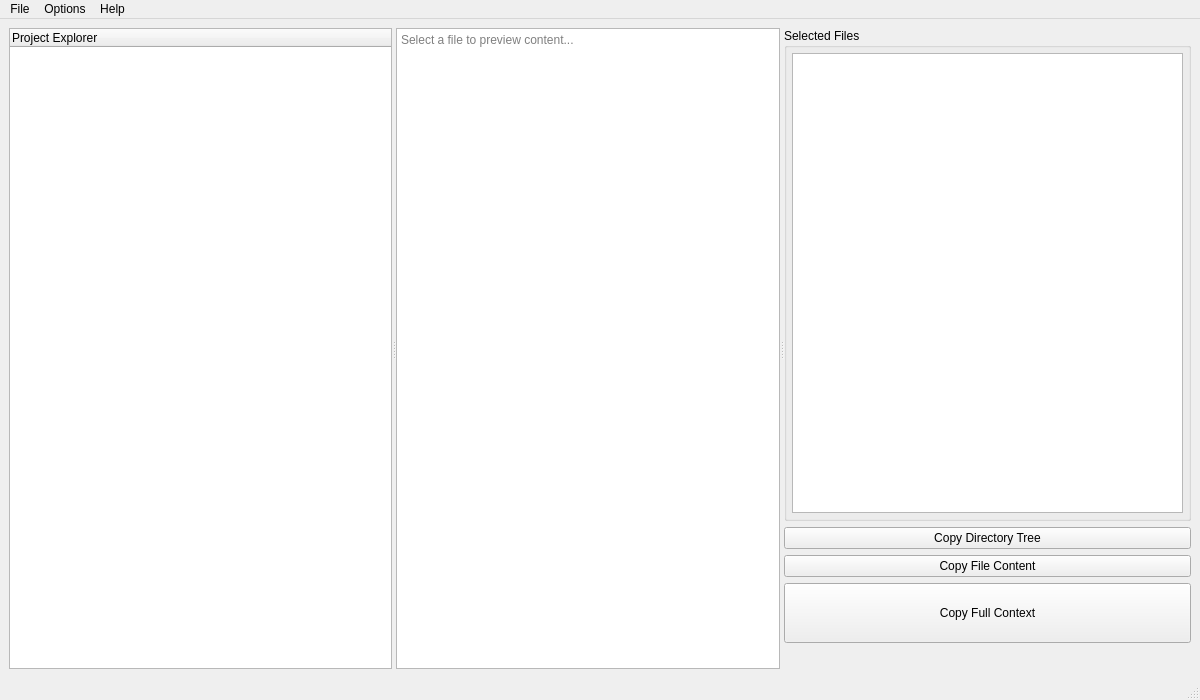
This is mainwindow.ui in ahmadardani/nafuda as Qt 5 draws it before an edit. The edited form follows.
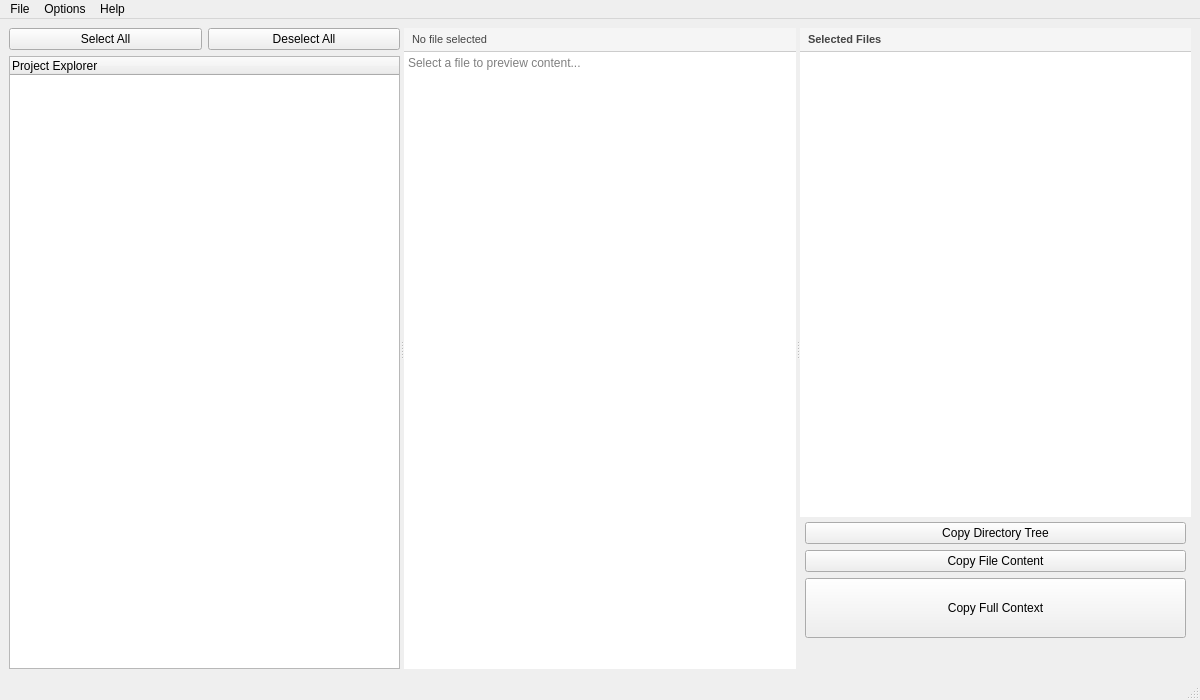
This is the edited form. The open tabs and pages were chosen to show the change.

Commit message: Refactor MainWindow UI and enhance file selection functionality

The edit to the form file:
```diff
--- a/mainwindow.ui
+++ b/mainwindow.ui
@@ -112,17 +112,86 @@
           <property name="orientation">
            <enum>Qt::Horizontal</enum>
           </property>
+
+          <widget class="QWidget" name="leftPanelContainer" native="true">
+           <layout class="QVBoxLayout" name="verticalLayout_Left">
+            <property name="spacing">
+             <number>6</number>
+            </property>
+            <property name="leftMargin">
+             <number>0</number>
+            </property>
+            <property name="topMargin">
+             <number>0</number>
+            </property>
+            <property name="rightMargin">
+             <number>0</number>
+            </property>
+            <property name="bottomMargin">
+             <number>0</number>
+            </property>
+            <item>
+             <layout class="QHBoxLayout" name="horizontalLayout_Selection">
+              <item>
+               <widget class="QPushButton" name="btnSelectAll">
+                <property name="text">
+                 <string>Select All</string>
+                </property>
+               </widget>
+              </item>
+              <item>
+               <widget class="QPushButton" name="btnDeselectAll">
+                <property name="text">
+                 <string>Deselect All</string>
+                </property>
+               </widget>
+              </item>
+             </layout>
+            </item>
+            <item>
           <widget class="QTreeWidget" name="treeWidget">
-           <property name="headerHidden">
-            <bool>false</bool>
-           </property>
            <column>
             <property name="text">
              <string>Project Explorer</string>
             </property>
            </column>
           </widget>
+            </item>
+           </layout>
+          </widget>
+
+          <widget class="QWidget" name="centerPanelContainer" native="true">
+           <layout class="QVBoxLayout" name="verticalLayout_Center">
+            <property name="spacing">
+             <number>0</number>
+            </property>
+            <property name="leftMargin">
+             <number>0</number>
+            </property>
+            <property name="topMargin">
+             <number>0</number>
+            </property>
+            <property name="rightMargin">
+             <number>0</number>
+            </property>
+            <property name="bottomMargin">
+             <number>0</number>
+            </property>
+            <item>
+             <widget class="QLabel" name="lblFileInfo">
+              <property name="styleSheet">
+               <string notr="true">background-color: #f5f5f5; padding: 5px; border-bottom: 1px solid #ccc; color: #444; font-size: 11px;</string>
+              </property>
+              <property name="text">
+               <string>No file selected</string>
+              </property>
+             </widget>
+            </item>
+            <item>
           <widget class="QTextEdit" name="codeViewer">
+              <property name="frameShape">
+               <enum>QFrame::NoFrame</enum>
+              </property>
            <property name="readOnly">
             <bool>true</bool>
            </property>
@@ -130,32 +199,62 @@
             <string>Select a file to preview content...</string>
            </property>
           </widget>
+            </item>
+           </layout>
+          </widget>
+
           <widget class="QWidget" name="rightPanelWidget" native="true">
-           <layout class="QVBoxLayout" name="verticalLayout">
+           <layout class="QVBoxLayout" name="verticalLayout_Right">
+            <property name="spacing">
+             <number>0</number>
+            </property>
+            <property name="leftMargin">
+             <number>0</number>
+            </property>
+            <property name="topMargin">
+             <number>0</number>
+            </property>
+            <property name="rightMargin">
+             <number>0</number>
+            </property>
+            <property name="bottomMargin">
+             <number>0</number>
+            </property>
+
             <item>
-             <widget class="QGroupBox" name="groupBoxFiles">
-              <property name="title">
+             <widget class="QLabel" name="lblSelectedHeader">
+              <property name="styleSheet">
+               <string notr="true">background-color: #f5f5f5; padding: 5px; border-bottom: 1px solid #ccc; color: #444; font-weight: bold; font-size: 11px;</string>
+              </property>
+              <property name="text">
                <string>Selected Files</string>
               </property>
-              <layout class="QVBoxLayout" name="verticalLayout_3">
+             </widget>
+            </item>
+
+            <item>
+             <widget class="QListWidget" name="selectedListWidget">
+              <property name="frameShape">
+               <enum>QFrame::NoFrame</enum>
+              </property>
+             </widget>
+            </item>
+
+            <item>
+             <widget class="QWidget" name="buttonContainer" native="true">
+              <layout class="QVBoxLayout" name="verticalLayout_Btns">
                <property name="leftMargin">
                 <number>5</number>
                </property>
-               <property name="topMargin">
-                <number>5</number>
-               </property>
                <property name="rightMargin">
                 <number>5</number>
                </property>
+               <property name="topMargin">
+                <number>5</number>
+               </property>
                <property name="bottomMargin">
                 <number>5</number>
                </property>
-               <item>
-                <widget class="QListWidget" name="selectedListWidget"/>
-               </item>
-              </layout>
-             </widget>
-            </item>
             <item>
              <widget class="QPushButton" name="btnCopyTree">
               <property name="text">
@@ -191,14 +290,12 @@
                 <height>20</height>
                </size>
               </property>
-              <property name="font">
-               <font>
-                <family>Sans</family>
-               </font>
-              </property>
               <property name="text">
                <string/>
               </property>
+                </widget>
+               </item>
+              </layout>
              </widget>
             </item>
            </layout>
```
Left out of the diff: 4 changed lines with no effect on the pictures. Lines whose indentation alone changed are shown as unchanged. The commit also changes 2 other files.
